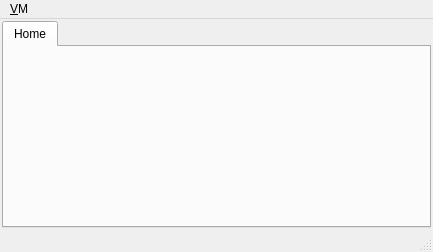
Before: the Qt Designer form src.qt/hadesvm-gui/VirtualApplianceWindow.ui in akapustiatyahoocouk/hadesvm, drawn with Qt 5.
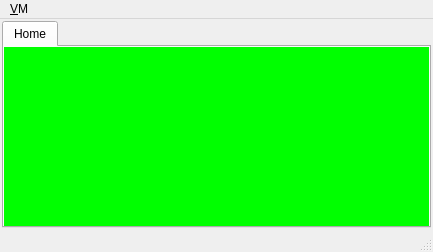
After: the same form once the commit is applied.

What changed in the file:
```diff
--- a/src.qt/hadesvm-gui/VirtualApplianceWindow.ui
+++ b/src.qt/hadesvm-gui/VirtualApplianceWindow.ui
@@ -39,6 +39,9 @@
        <number>0</number>
       </property>
       <widget class="QWidget" name="homeTab">
+       <property name="styleSheet">
+        <string notr="true">background-color: rgb(0, 255, 0);</string>
+       </property>
        <attribute name="title">
         <string>Home</string>
        </attribute>
```
